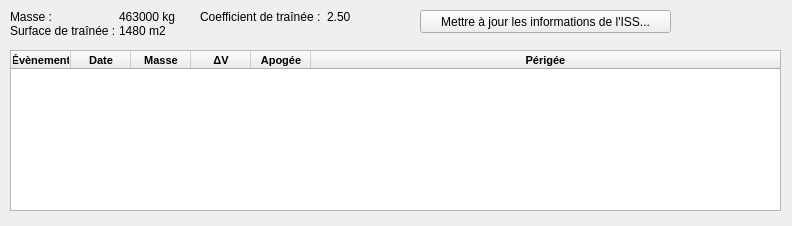
This is src/interface/onglets/donnees/informationsiss.ui in mconsidine/previsat_archive as Qt 5 draws it before an edit. The edited form follows.
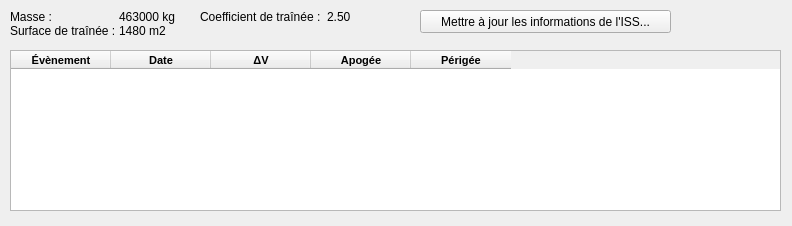
This is the edited form.

```diff
--- a/src/interface/onglets/donnees/informationsiss.ui
+++ b/src/interface/onglets/donnees/informationsiss.ui
@@ -46,17 +46,8 @@
     <bool>false</bool>
    </property>
    <property name="columnCount">
-    <number>6</number>
+    <number>5</number>
    </property>
-   <attribute name="horizontalHeaderMinimumSectionSize">
-    <number>8</number>
-   </attribute>
-   <attribute name="horizontalHeaderDefaultSectionSize">
-    <number>60</number>
-   </attribute>
-   <attribute name="horizontalHeaderStretchLastSection">
-    <bool>true</bool>
-   </attribute>
    <attribute name="verticalHeaderVisible">
     <bool>false</bool>
    </attribute>
@@ -80,16 +71,6 @@
      </font>
     </property>
    </column>
-   <column>
-    <property name="text">
-     <string>Masse</string>
-    </property>
-    <property name="font">
-     <font>
-      <bold>true</bold>
-     </font>
-    </property>
-   </column>
    <column>
     <property name="text">
      <string>ΔV</string>
```
Left out of the diff: 6 changed lines with no effect on the pictures.
